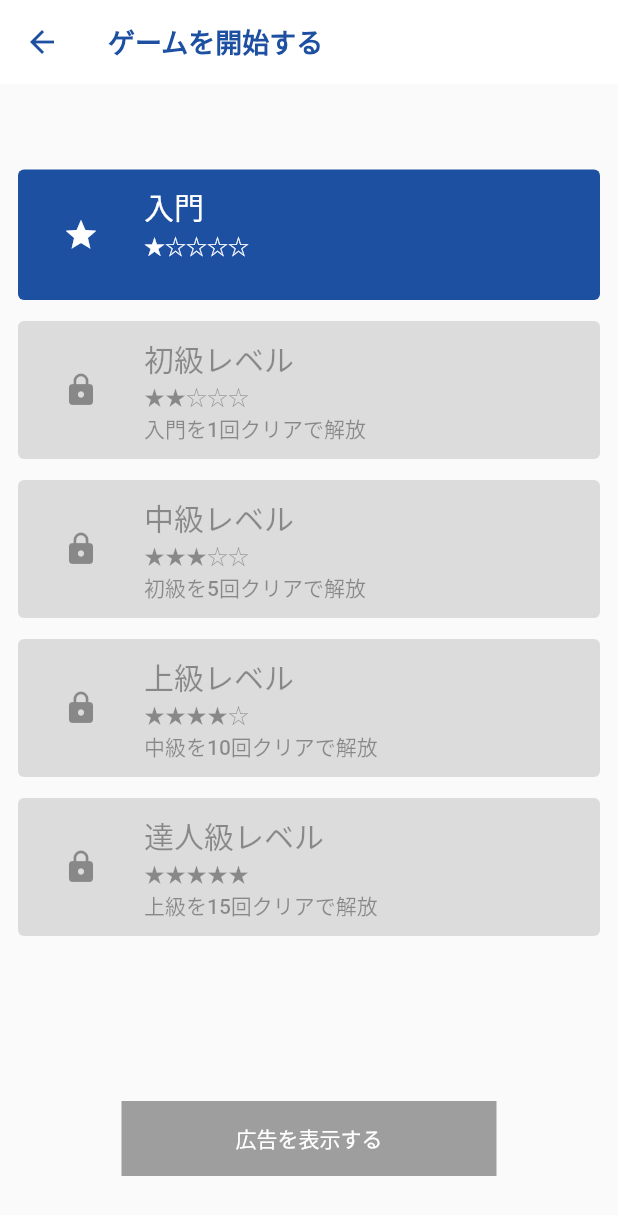
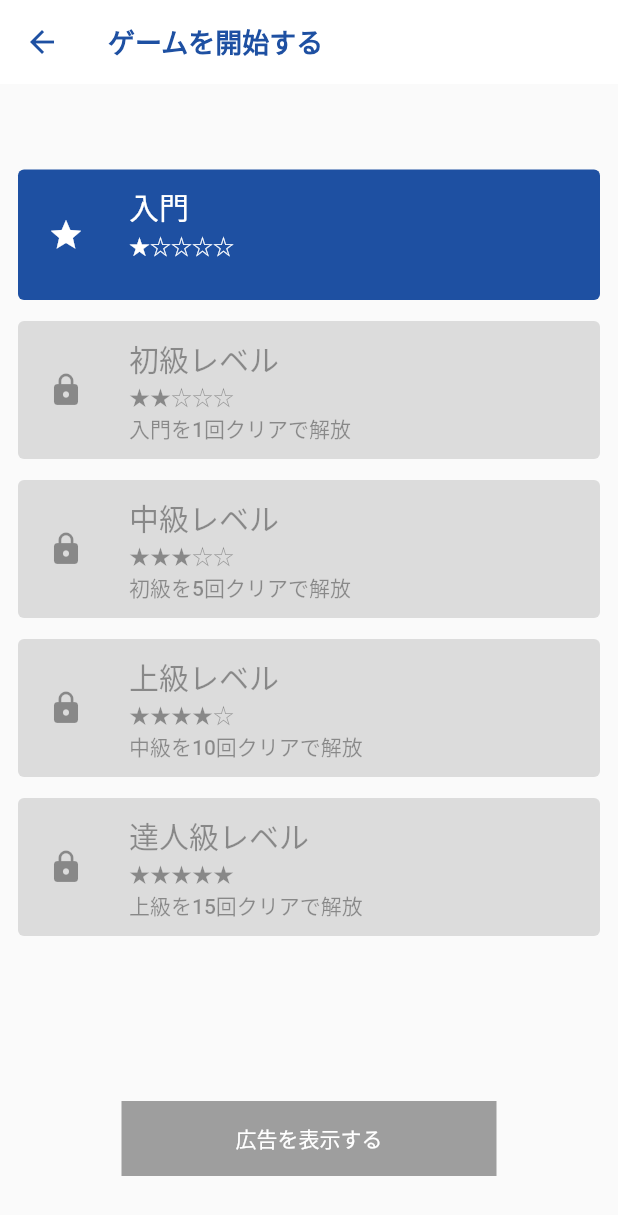
Before and after one commit to mizutaku-0519/sudoku_practice_0717, a Flutter app: the DifficultySelectionScreen screen opened directly, on a phone screen of 412 x 824 dp. Shown: the top 1215 px of the screen. Run offline on Flutter 3.47's test engine with Material 2 defaults, Android fonts, the phone set to English and light mode, and no system bars; our stand-ins replace font_awesome_flutter, google_fonts.

Commit message:
commit test02

```diff
--- a/lib/views/difficulty_selection_screen.dart
+++ b/lib/views/difficulty_selection_screen.dart
@@ -46,7 +46,7 @@ class DifficultySelectionScreen extends StatelessWidget {
                         ),
                         child: Row(
                           children: [
-                            SizedBox(width: 20), // Space between the icon and the text
+                            SizedBox(width: 10), // Space between the icon and the text
                             Icon(difficulties[index].isUnlocked ? Icons.star : Icons.lock), // Replace with your preferred icon
                             SizedBox(width: 30), // Space between the icon and the text
                             Column(
```
